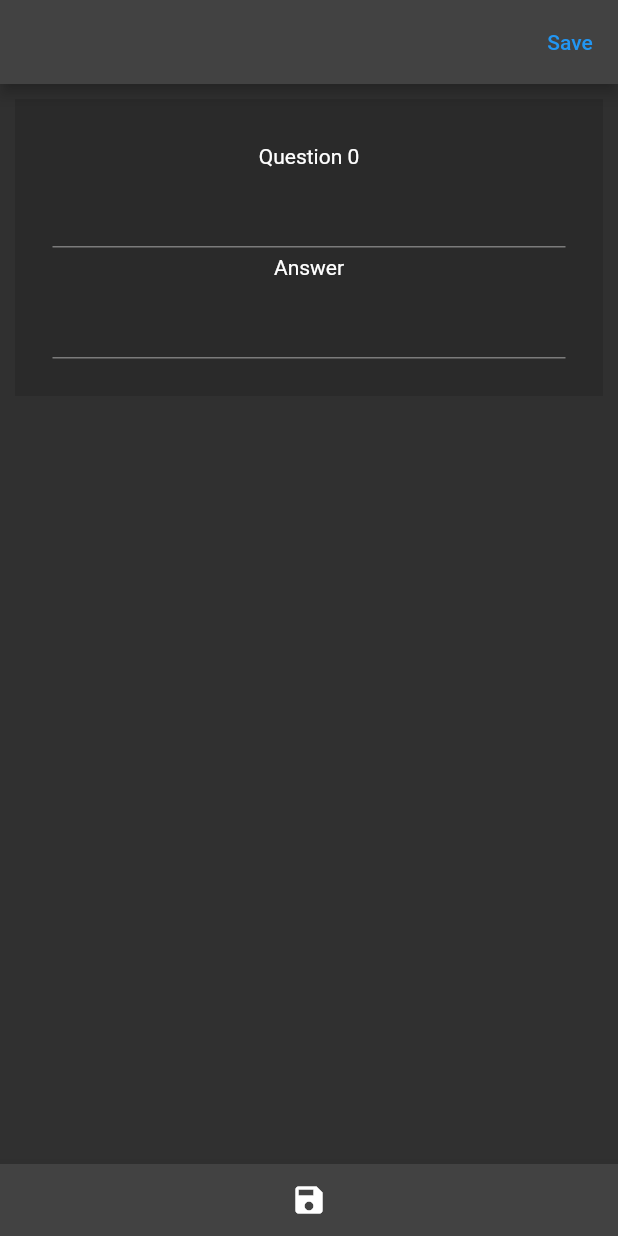
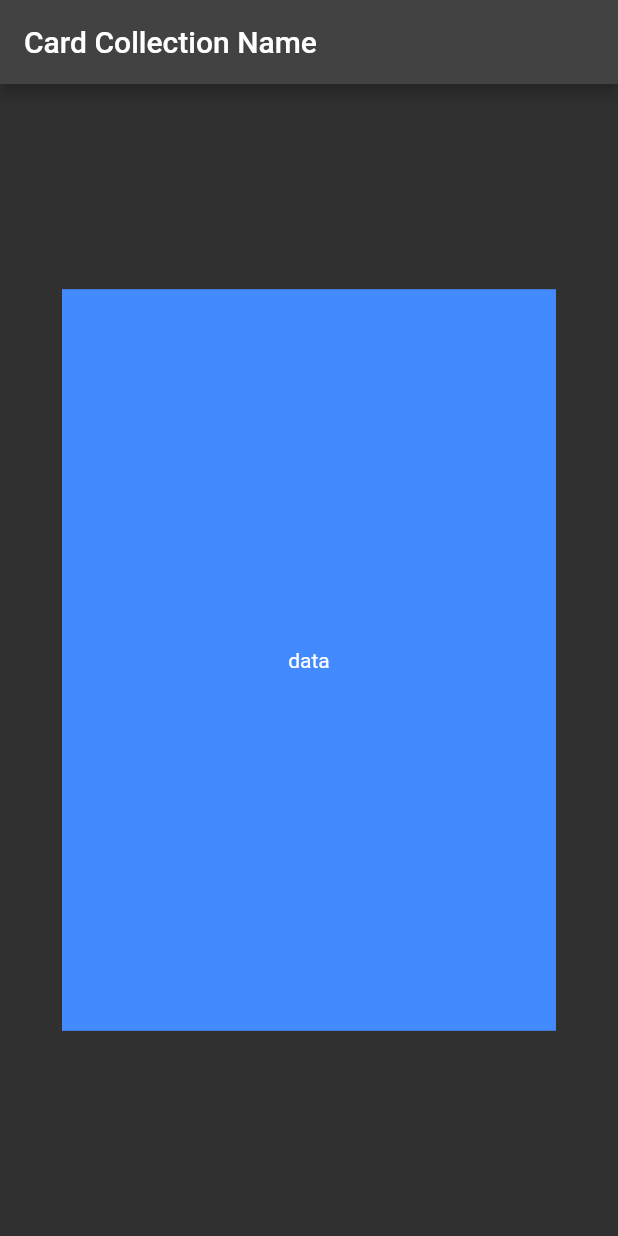
Before and after one commit to CorHandikaSawai/QCards, a Flutter app: the screen it shows after launch, on a phone screen of 412 x 824 dp. Run offline on Flutter 3.47's test engine with Material 2 defaults, Android fonts, the light colour scheme and no system bars; our stand-ins replace cloud_firestore, firebase_core; missing offline and left inert: dart:ffi; accounts and stored records are empty.

Commit message:
added flashcard widget and animation fade out

```diff
--- a/lib/main.dart
+++ b/lib/main.dart
@@ -2,6 +2,7 @@ import 'package:firebase_core/firebase_core.dart';
 import 'package:flutter/material.dart';
 import 'package:free_quizme/firebase_options.dart';
 import 'package:free_quizme/screens/create_card_screen.dart';
+import 'package:free_quizme/screens/flashcards_screen.dart';
 import 'package:free_quizme/screens/quiz_screen.dart';
 import 'package:firebase_core/firebase_core.dart';
 import 'firebase_options.dart';
@@ -21,7 +22,7 @@ class MyApp extends StatelessWidget {
     return MaterialApp(
       title: 'Free Quizme',
       theme: ThemeData.dark(),
-      home: CreateCardsScreen(),
+      home: FlashcardsScreen(),
     );
   }
 }
--- /dev/null
+++ b/lib/screens/flashcards_screen.dart
@@ -0,0 +1,35 @@
+import 'package:flutter/material.dart';
+import 'package:flutter/src/widgets/container.dart';
+import 'package:flutter/src/widgets/framework.dart';
+import 'package:free_quizme/widgets/flashcards.dart';
+
+class FlashcardsScreen extends StatefulWidget {
+  const FlashcardsScreen({super.key});
+
+  @override
+  State<FlashcardsScreen> createState() => _FlashcardsScreenState();
+}
+
+class _FlashcardsScreenState extends State<FlashcardsScreen> {
+  @override
+  Widget build(BuildContext context) {
+    final screenSize = MediaQuery.of(context).size;
+    return SafeArea(
+      child: Scaffold(
+        appBar: AppBar(
+          title: Text('Card Collection Name'),
+        ),
+        body: Stack(
+          children: [
+            Center(
+              child: Flashcard(
+                height: screenSize.height * 0.6,
+                width: screenSize.width * 0.8,
+              ),
+            ),
+          ],
+        ),
+      ),
+    );
+  }
+}
--- /dev/null
+++ b/lib/widgets/flashcards.dart
@@ -0,0 +1,53 @@
+import 'dart:ffi';
+
+import 'package:flutter/material.dart';
+import 'package:flutter/src/widgets/container.dart';
+import 'package:flutter/src/widgets/framework.dart';
+
+class Flashcard extends StatefulWidget {
+  const Flashcard({super.key, required this.height, required this.width});
+
+  final double height, width;
+  @override
+  State<Flashcard> createState() => _FlashcardState();
+}
+
+class _FlashcardState extends State<Flashcard> {
+  var crossFade = CrossFadeState.showFirst;
+
+  @override
+  Widget build(BuildContext context) {
+    return InkWell(
+      onTap: () {
+        print('here');
+        setState(() {
+          if (crossFade == CrossFadeState.showFirst) {
+            crossFade = CrossFadeState.showSecond;
+          } else {
+            crossFade = CrossFadeState.showFirst;
+          }
+        });
+      },
+      child: AnimatedCrossFade(
+        duration: Duration(seconds: 1),
+        firstChild: Container(
+          color: Colors.blueAccent,
+          height: widget.height,
+          width: widget.width,
+          child: Center(
+            child: Text('data'),
+          ),
+        ),
+        secondChild: Container(
+          color: Colors.blueAccent,
+          height: widget.height,
+          width: widget.width,
+          child: Center(
+            child: Text('data2'),
+          ),
+        ),
+        crossFadeState: crossFade,
+      ),
+    );
+  }
+}
--- a/pubspec.yaml
+++ b/pubspec.yaml
@@ -13,8 +13,8 @@ dependencies:
     sdk: flutter
 
   cupertino_icons: ^1.0.2
+  firebase_core: ^2.1.1
   cloud_firestore: ^4.0.3
-  firebase_core: ^2.1.1
 
 dev_dependencies:
   flutter_test:
```
Also changed, not shown: lib/screens/create_card_screen.dart (+14 -5 lines), lib/screens/create_cards_screen.dart (deleted, +0 -37 lines), lib/services/qa_cards_service.dart (+6 -5 lines), 2 other files.
